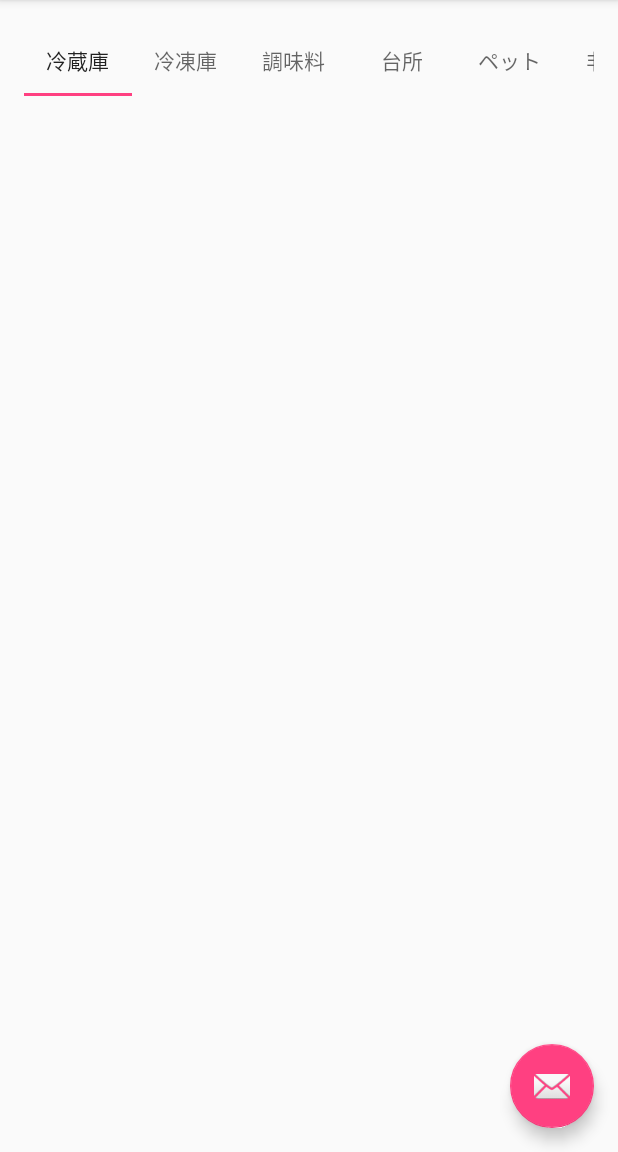
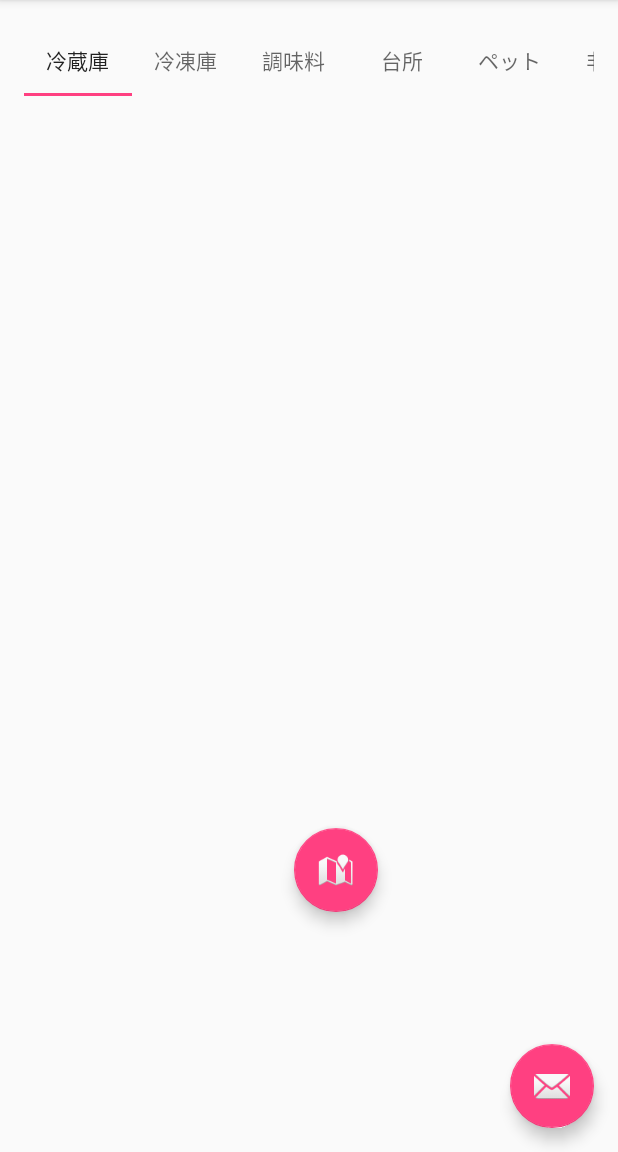
Before and after one commit to TeamNumazu/AGO01, an Android app: the screen it shows after launch (MainActivity), in the side drawer, after a tap on "Gallery", on a phone screen of 412 x 824 dp, the part 84-1236 px from its top. Run offline under Robolectric (Android 15) with nearby library versions, the light colour scheme and no system bars; libraries missing offline, so code that uses them is left out: com.daimajia.swipe; 4 statements that could not run were skipped.

Commit message:
[add] swipe action example

```diff
--- a/src/app/src/main/java/com/example/silve/ago01/MainActivity.java
+++ b/src/app/src/main/java/com/example/silve/ago01/MainActivity.java
@@ -1,5 +1,6 @@
 package com.example.silve.ago01;
 
+import android.content.Intent;
 import android.database.sqlite.SQLiteDatabase;
 import android.os.Bundle;
 import android.support.design.widget.FloatingActionButton;
@@ -16,6 +17,8 @@ import android.view.MenuItem;
 import android.widget.ArrayAdapter;
 import android.widget.ListView;
 import android.support.design.widget.TabLayout;
+
+import com.example.silve.ago01.activity.SwipeActivity;
 import com.example.silve.ago01.models.AgoContract;
 import com.example.silve.ago01.models.DataBaseHelper;
 import com.example.silve.ago01.models.entity.Category;
@@ -141,4 +144,10 @@ public class MainActivity extends AppCompatActivity
         drawer.closeDrawer(GravityCompat.START);
         return true;
     }
+
+    public void agostickDisplay(View view)
+    {
+        Intent intent = new Intent(this, SwipeActivity.class);
+        startActivity(intent);
+    }
 }
--- /dev/null
+++ b/src/app/src/main/java/com/example/silve/ago01/activity/SwipeActivity.java
@@ -0,0 +1,57 @@
+package com.example.silve.ago01.activity;
+
+import android.os.Bundle;
+import android.support.v7.app.AppCompatActivity;
+import com.daimajia.swipe.SwipeLayout;
+import com.example.silve.ago01.R;
+
+public class SwipeActivity extends AppCompatActivity {
+
+    @Override
+    protected void onCreate(Bundle savedInstanceState) {
+
+        super.onCreate(savedInstanceState);
+        setContentView(R.layout.swipe_view);
+
+        SwipeLayout swipeLayout =  (SwipeLayout)findViewById(R.id.sample1);
+
+//set show mode.
+        swipeLayout.setShowMode(SwipeLayout.ShowMode.LayDown);
+
+//add drag edge.(If the BottomView has 'layout_gravity' attribute, this line is unnecessary)
+        swipeLayout.addDrag(SwipeLayout.DragEdge.Left, findViewById(R.id.bottom_wrapper));
+
+        swipeLayout.addSwipeListener(new SwipeLayout.SwipeListener() {
+            @Override
+            public void onClose(SwipeLayout layout) {
+                //when the SurfaceView totally cover the BottomView.
+            }
+
+            @Override
+            public void onUpdate(SwipeLayout layout, int leftOffset, int topOffset) {
+                //you are swiping.
+            }
+
+            @Override
+            public void onStartOpen(SwipeLayout layout) {
+
+            }
+
+            @Override
+            public void onOpen(SwipeLayout layout) {
+                //when the BottomView totally show.
+            }
+
+            @Override
+            public void onStartClose(SwipeLayout layout) {
+
+            }
+
+            @Override
+            public void onHandRelease(SwipeLayout layout, float xvel, float yvel) {
+                //when user's hand released.
+            }
+        });
+    }
+
+}
--- a/src/app/src/main/res/layout/app_bar_main.xml
+++ b/src/app/src/main/res/layout/app_bar_main.xml
@@ -31,4 +31,13 @@
         android:layout_margin="@dimen/fab_margin"
         app:srcCompat="@android:drawable/ic_dialog_email" />
 
+    <android.support.design.widget.FloatingActionButton
+        android:id="@+id/ago"
+        android:layout_width="wrap_content"
+        android:layout_height="wrap_content"
+        android:layout_gravity="bottom|end"
+        android:layout_margin="160dp"
+        android:onClick="agostickDisplay"
+        app:srcCompat="@android:drawable/ic_dialog_map" />
+
 </android.support.design.widget.CoordinatorLayout>
```
Also changed, not shown: src/app/src/main/AndroidManifest.xml (+10 -0 lines), src/app/src/main/res/layout/swipe_view.xml (added, +24 -0 lines).
